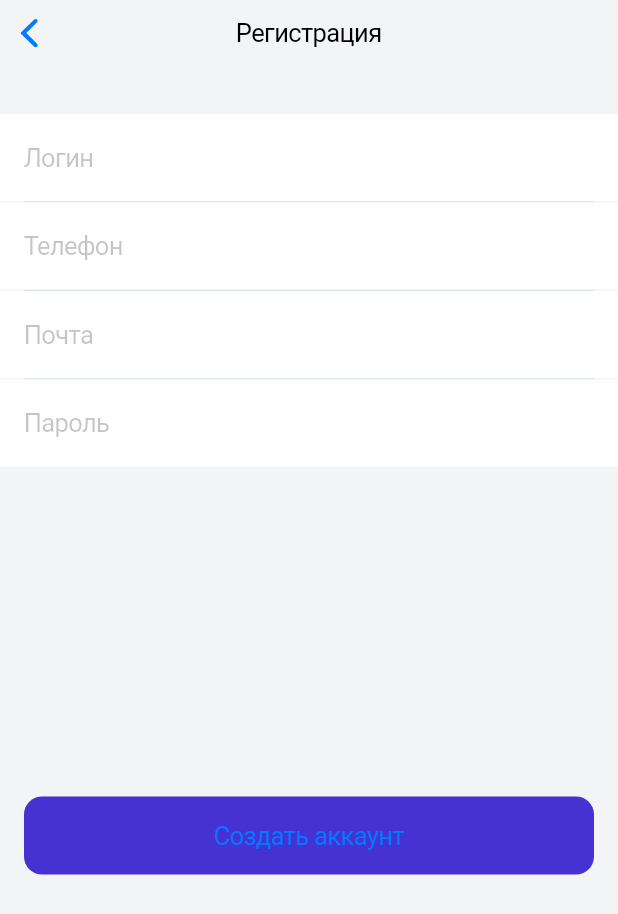
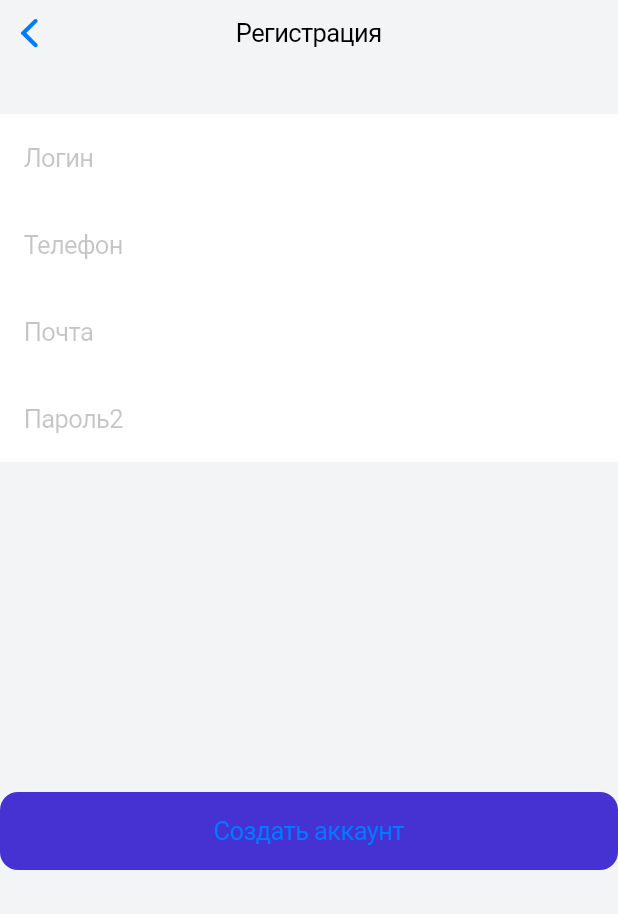
Before and after one commit to gaukhar1987/first_project, a Flutter app: the RegisterSreen screen opened by its route, on a phone screen of 412 x 824 dp. Shown: the top 914 px of the screen. Run offline on Flutter 3.47's test engine with Material 2 defaults, Android fonts, the phone set to English and light mode, and no system bars; our stand-ins replace bloc, dio, flutter_bloc, hive_flutter; accounts and stored records are empty.

```diff
--- a/lib/scr/router/router.dart
+++ b/lib/scr/router/router.dart
@@ -3,6 +3,7 @@ import 'package:flutter_application_1/scr/router/routing_const.dart';
 import 'package:flutter_application_1/scr/screens/MainScreen.dart';
 import 'package:flutter_application_1/scr/screens/auth/auth_screen.dart';
 import 'package:flutter_application_1/scr/screens/auth/bloc/log_in_bloc.dart';
+import 'package:flutter_application_1/scr/screens/register/bloc/regis_bloc.dart';
 import 'package:flutter_application_1/scr/screens/register/register_screen.dart';
 import 'package:flutter_application_1/scr/screens/ribbon/ribbon_screen.dart';
 import 'package:flutter_bloc/flutter_bloc.dart';
@@ -19,7 +20,10 @@ class AppRouter {
         );
       case RegisterRoute:
         return CupertinoPageRoute (
-          builder: (context) => RegisterSreen(),
+          builder: (context) => BlocProvider(
+            create: (context) => RegisBloc(),
+            child:  RegisterSreen(),
+          ),
         );
       case HomeRoute:
         return CupertinoPageRoute (
--- a/lib/scr/screens/MainScreen.dart
+++ b/lib/scr/screens/MainScreen.dart
@@ -1,6 +1,7 @@
 import 'package:flutter/cupertino.dart';
 import 'package:flutter_application_1/scr/screens/auth/auth_screen.dart';
 import 'package:flutter_application_1/scr/screens/profile/profile_screen.dart';
+import 'package:flutter_application_1/scr/screens/register/bloc/regis_bloc.dart';
 import 'package:flutter_application_1/scr/screens/register/register_screen.dart';
 import 'package:flutter_application_1/scr/screens/ribbon/ribbon_screen.dart';
 
@@ -35,7 +36,10 @@ class MainScreen extends StatelessWidget {
                   child: AuthScreen(),
                   );
                 case 1:
-                  return RegisterSreen();
+                  return BlocProvider(
+                  create: (context) => RegisBloc(),
+                  child: RegisterSreen(),
+                  );
                 case 2:
                   return RibbonScreen();
                 case 3:
--- /dev/null
+++ b/lib/scr/screens/register/bloc/regis_event.dart
@@ -0,0 +1,18 @@
+part of 'regis_bloc.dart';
+
+@immutable
+abstract class RegisEvent {}
+
+class RegisPressed extends RegisEvent {
+final String? email;
+final String? nickname;
+final String? phone;
+final String? password;
+
+RegisPressed({
+  required this.email,
+  required this.nickname,
+  required this.phone,
+  required this.password,
+});
+}
--- /dev/null
+++ b/lib/scr/screens/register/bloc/regis_state.dart
@@ -0,0 +1,16 @@
+part of 'regis_bloc.dart';
+
+@immutable
+abstract class RegisState {}
+
+class RegisInitial extends RegisState {}
+
+class RegisLoading extends RegisState {}
+
+class Regisloaded extends RegisState {}
+
+class RegisFailed extends RegisState {
+  final String? message;
+
+  RegisFailed({required this.message});
+}
--- a/lib/scr/screens/register/register_screen.dart
+++ b/lib/scr/screens/register/register_screen.dart
@@ -1,9 +1,32 @@
+import 'package:dio/dio.dart';
 import 'package:flutter/cupertino.dart';
 import 'package:flutter_application_1/scr/common/constants/color_constants.dart';
 import 'package:flutter_application_1/scr/common/constants/padding_constants.dart';
+import 'package:flutter_application_1/scr/router/routing_const.dart';
+import 'package:flutter_application_1/scr/screens/auth/auth_screen.dart';
+import 'package:flutter_application_1/scr/screens/register/bloc/regis_bloc.dart';
+import 'package:provider/src/provider.dart';
+import 'package:flutter_bloc/flutter_bloc.dart';
 
-class RegisterSreen extends StatelessWidget {
+
+class RegisterSreen extends StatefulWidget {
   const RegisterSreen({Key? key}) : super(key: key);
+
+  @override
+  State<RegisterSreen> createState() => _RegisterSreenState();
+}
+
+class _RegisterSreenState extends State<RegisterSreen> {
+
+    Dio dio = Dio();
+
+  final TextEditingController nicknameController = TextEditingController();
+
+  final TextEditingController phoneController = TextEditingController();
+
+  final TextEditingController emailController = TextEditingController();
+
+  final TextEditingController passwordController = TextEditingController();
 
   @override
   Widget build(BuildContext context) {
@@ -19,60 +42,73 @@ class RegisterSreen extends StatelessWidget {
             crossAxisAlignment: CrossAxisAlignment.stretch,
             children: [
             SizedBox(height: 32,),
-            CupertinoTextField(
+
+            CustomTextField(
               placeholder: 'Логин',
-              padding: const EdgeInsets.symmetric(horizontal: 16, vertical: 19),
-              decoration: BoxDecoration (
-                color: CupertinoColors.white,
-              ),
+              controller: nicknameController,
             ),
-            Container(
-              height: 1,
-              color: Color(0xFFE0E6ED),
-              margin: AppPadding.horizontal,
+
+            CustomTextField(
+              placeholder: 'Телефон',
+              controller: phoneController,
             ),
-            CupertinoTextField(
-              placeholder: 'Телефон',
-              padding: const EdgeInsets.symmetric(horizontal: 16, vertical: 19),
-              decoration: BoxDecoration(
-                color: CupertinoColors.white,
-              ),
+
+            CustomTextField(
+              placeholder: 'Почта',
+              controller: emailController,
             ),
-            Container(
-              height: 1,
-              color: Color(0xFFE0E6ED),
-              margin: AppPadding.horizontal,
+
+            CustomTextField(
+              placeholder: 'Пароль2',
+              controller: passwordController,
             ),
-            CupertinoTextField(
-              placeholder: 'Почта',
-              padding: const EdgeInsets.symmetric(horizontal: 16,vertical: 19),
-              decoration: BoxDecoration(
-                color: CupertinoColors.white,
-              ),
-            ),
-            Container(
-              height: 1,
-              color: Color(0xFFE0E6ED),
-              margin: AppPadding.horizontal,
-            ),
-            CupertinoTextField(
-              placeholder: 'Пароль',
-              padding: const EdgeInsets.symmetric(horizontal: 16,vertical: 19),
-              decoration: BoxDecoration(
-                color: CupertinoColors.white,
-              ),
-            ),
+
             Container(height: 220,),
-            Padding(
-              padding: AppPadding.horizontal,
-              child: CupertinoButton(
-              color: AppColors.main,
-              child: Text('Создать аккаунт',
+
+              BlocConsumer<RegisBloc, RegisState>(
+                listener: (context, state) {
+                      if (state is Regisloaded) {
+                        Navigator.pushReplacementNamed(context, AuthRoute);
+                      } else if (state is RegisFailed) {
+                        showCupertinoModalPopup(
+                          context: context,
+                          builder: (context) {
+                            return CupertinoAlertDialog(
+                              title: Text('Ошибка'),
+                              content: Text(state.message ?? ''),
+                              actions: [
+                                CupertinoButton(
+                                  child: Text('ОК'),
+                                  onPressed: () => Navigator.pop(context),
+                                ),
+                              ],
+                            );
+                          },
+                        );
+                      }
+                },
+
+                builder: (context, state) {
+                    return CupertinoButton(
+                    color: AppColors.main,
+                    child: Text('Создать аккаунт',
                     style: TextStyle(fontWeight: FontWeight.normal),
                     ),
-            onPressed: () {}
-            ),
-            ),
+                    onPressed: state is RegisLoading
+                    ? null
+                    :() {
+                      context.read<RegisBloc>().add(
+                        RegisPressed(
+                          email: emailController.text,
+                          nickname: nicknameController.text,
+                          phone: phoneController.text,
+                          password: passwordController.text
+                            ),
+                          );
+                        },
+                 );
+               },
+              )
           ],
         ),
       ),
```
Also changed, not shown: lib/scr/screens/register/bloc/regis_bloc.dart (added, +45 -0 lines).
